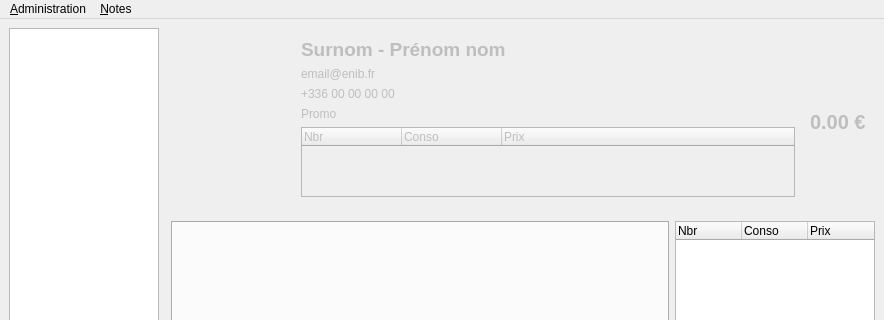
Before: the Qt Designer form application/ui/mainwindow.ui in nils-van-zuijlen/Enibar, drawn with Qt 5; both pictures show x 0 to 884 and y 0 to 320 of the 884 by 690 pixel window.
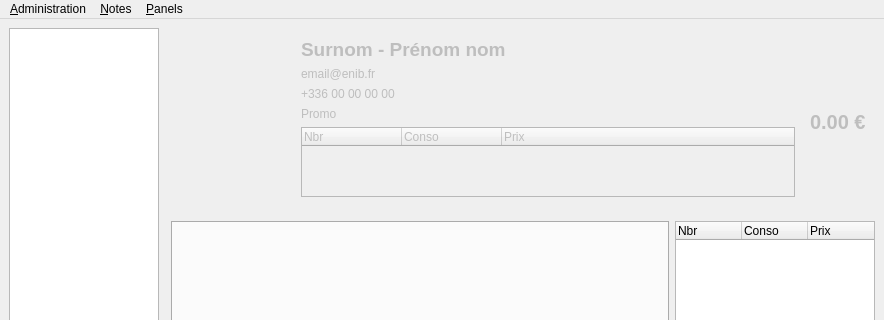
After: the same form once the commit is applied. Custom widgets are drawn as their Qt base class.

Commit message:
Add a way to refresh panels.
Fixes #84.

Patch:
```diff
--- a/application/ui/mainwindow.ui
+++ b/application/ui/mainwindow.ui
@@ -541,8 +541,16 @@
     <addaction name="separator"/>
     <addaction name="menuExporter_les_notes"/>
    </widget>
+   <widget class="QMenu" name="menu_Panels">
+    <property name="title">
+     <string>&amp;Panels</string>
+    </property>
+    <addaction name="panel_managment"/>
+    <addaction name="refresh_panels"/>
+   </widget>
    <addaction name="administration"/>
    <addaction name="menuNotes"/>
+   <addaction name="menu_Panels"/>
   </widget>
   <action name="user_managment">
    <property name="checkable">
```
Left out of the diff: 25 changed lines with no effect on the pictures. The commit also changes 2 other files.
